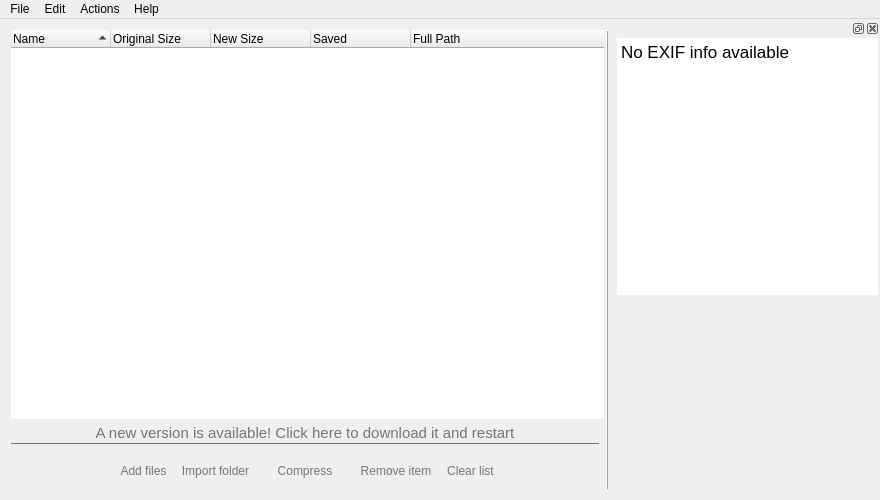
Lymphatus/CaesiumPH, file caesiumph.ui: the form before one commit.
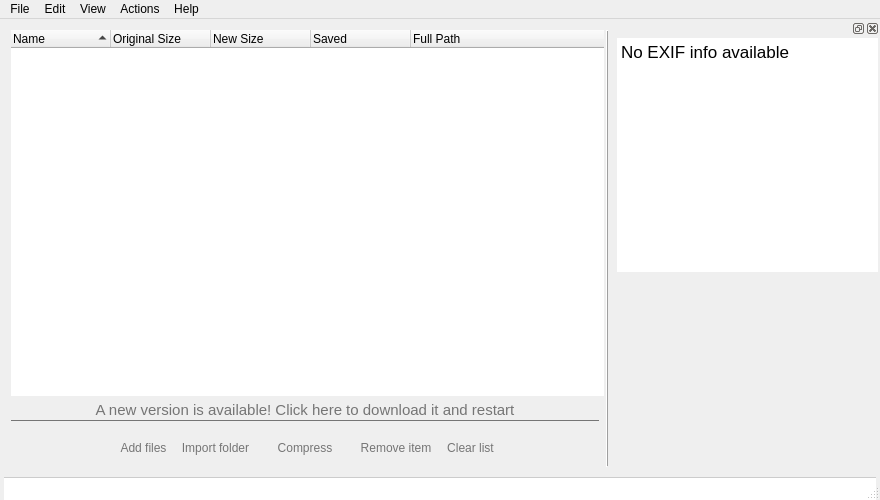
The form after the commit. Icons and pictures are not drawn. Custom widgets are drawn as their Qt base class.

Patch:
```diff
--- a/caesiumph.ui
+++ b/caesiumph.ui
@@ -17,6 +17,9 @@
    <iconset resource="icons.qrc">
     <normaloff>:/icons/main/logo.png</normaloff>:/icons/main/logo.png</iconset>
   </property>
+  <property name="styleSheet">
+   <string notr="true"/>
+  </property>
   <property name="locale">
    <locale language="English" country="UnitedStates"/>
   </property>
@@ -563,8 +566,15 @@
     </property>
     <addaction name="actionAbout_CaesiumPH"/>
    </widget>
+   <widget class="QMenu" name="menuView">
+    <property name="title">
+     <string>View</string>
+    </property>
+    <addaction name="actionStatus_bar"/>
+   </widget>
    <addaction name="menuFile"/>
    <addaction name="menuEdit"/>
+   <addaction name="menuView"/>
    <addaction name="menuActions"/>
    <addaction name="menuHelp"/>
   </widget>
@@ -648,8 +658,8 @@
           <string>&lt;!DOCTYPE HTML PUBLIC &quot;-//W3C//DTD HTML 4.0//EN&quot; &quot;http://www.w3.org/TR/REC-html40/strict.dtd&quot;&gt;
 &lt;html&gt;&lt;head&gt;&lt;meta name=&quot;qrichtext&quot; content=&quot;1&quot; /&gt;&lt;style type=&quot;text/css&quot;&gt;
 p, li { white-space: pre-wrap; }
-&lt;/style&gt;&lt;/head&gt;&lt;body style=&quot; font-family:'.Helvetica Neue DeskInterface'; font-size:13pt; font-weight:400; font-style:normal;&quot;&gt;
-&lt;p style=&quot; margin-top:0px; margin-bottom:0px; margin-left:0px; margin-right:0px; -qt-block-indent:0; text-indent:0px;&quot;&gt;No EXIF info available&lt;/p&gt;&lt;/body&gt;&lt;/html&gt;</string>
+&lt;/style&gt;&lt;/head&gt;&lt;body style=&quot; font-family:'.SF NS Text'; font-size:13pt; font-weight:400; font-style:normal;&quot;&gt;
+&lt;p style=&quot; margin-top:0px; margin-bottom:0px; margin-left:0px; margin-right:0px; -qt-block-indent:0; text-indent:0px;&quot;&gt;&lt;span style=&quot; font-family:'.Helvetica Neue DeskInterface';&quot;&gt;No EXIF info available&lt;/span&gt;&lt;/p&gt;&lt;/body&gt;&lt;/html&gt;</string>
          </property>
          <property name="tabStopWidth">
           <number>150</number>
@@ -707,6 +717,24 @@
     </layout>
    </widget>
   </widget>
+  <widget class="QStatusBar" name="statusBar">
+   <property name="styleSheet">
+    <string notr="true">QStatusBar {
+	color: #757575;
+	font-size: 11pt;
+	background-color: #FFFFFF;
+	border-top: 1px solid #CCCCCC;
+	margin-left: 4px;
+	margin-right: 4px;
+}
+
+QStatusBar QLabel {
+	color: #757575;
+	font-size: 11pt;
+	border: none;
+}</string>
+   </property>
+  </widget>
   <action name="actionAdd_pictures">
    <property name="text">
     <string>Add pictures...</string>
```
Left out of the diff: 27 changed lines with no effect on the pictures.
